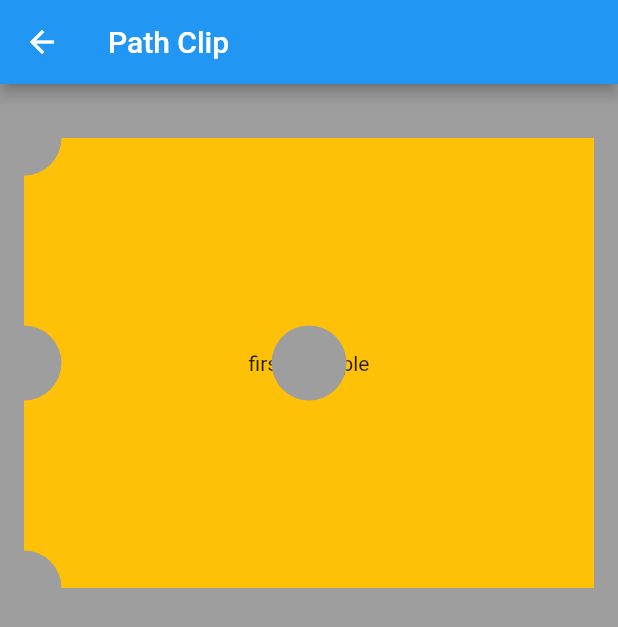
After one commit to tomarfaruk/flutter_canvas, a Flutter app: the screen it shows after launch, after a tap on "CustomPathClipPage", on a phone screen of 412 x 824 dp. The commit adds this screen. Shown: the top 627 px of the screen. Run offline on Flutter 3.47's test engine with Material 2 defaults, Android fonts, the phone set to English and light mode, and no system bars; our stand-ins replace get.

Commit message:
added custo clip path

```diff
--- /dev/null
+++ b/lib/custom_path_clip/custom_path_clip.dart
@@ -0,0 +1,66 @@
+import 'package:flutter/material.dart';
+
+class CustomPathClipPage extends StatelessWidget {
+  @override
+  Widget build(BuildContext context) {
+    return Scaffold(
+      backgroundColor: Colors.grey,
+      appBar: AppBar(title: Text("Path Clip")),
+      body: ListView(
+        padding: const EdgeInsets.all(16),
+        children: [
+          SizedBox(height: 20),
+          Container(
+            // color: Colors.red,
+            child: ClipPath(
+              clipper: DolDurmaClipper(holeRadius: 25),
+              child: Container(
+                decoration: BoxDecoration(
+                  borderRadius: BorderRadius.all(Radius.circular(0)),
+                  color: Colors.amber,
+                ),
+                width: 200,
+                height: 300,
+                padding: EdgeInsets.all(15),
+                child: Center(child: Text('first example')),
+              ),
+            ),
+          ),
+          SizedBox(height: 20),
+        ],
+      ),
+    );
+  }
+}
+
+class DolDurmaClipper extends CustomClipper<Path> {
+  final double holeRadius;
+
+  DolDurmaClipper({required this.holeRadius});
+  @override
+  Path getClip(Size size) {
+    Path path = Path();
+
+    path.moveTo(0, 0);
+
+    path.lineTo(0, size.height);
+    path.lineTo(size.width, size.height);
+    path.lineTo(size.width, 0);
+
+    path.addOval(Rect.fromCircle(center: Offset(0, 0), radius: holeRadius));
+    path.addOval(
+        Rect.fromCircle(center: Offset(0, size.height), radius: holeRadius));
+    path.addOval(Rect.fromCircle(
+        center: Offset(size.width / 2, size.height / 2), radius: holeRadius));
+    path.addOval(Rect.fromCircle(
+        center: Offset(0, size.height / 2), radius: holeRadius));
+
+    path.close();
+    return path;
+  }
+
+  @override
+  bool shouldReclip(covariant CustomClipper<Path> oldClipper) {
+    return true;
+  }
+}
--- a/lib/main.dart
+++ b/lib/main.dart
@@ -1,6 +1,7 @@
 import 'package:flutter/material.dart';
 
 import 'custom_background_scroll_page/custom_background_page.dart';
+import 'custom_path_clip/custom_path_clip.dart';
 import 'furniture_app/furniture_app.dart';
 import 'image_canvas/image_canvas.dart';
 import 'paint_canves/custom_paint_page.dart';
@@ -63,7 +64,14 @@ class _MyHomePageState extends State<MyHomePage> {
                 Navigator.push(context,
                     MaterialPageRoute(builder: (_) => CustomPaintPage()));
               },
-            )
+            ),
+            ElevatedButton(
+              child: Text('CustomPathClipPage'),
+              onPressed: () {
+                Navigator.push(context,
+                    MaterialPageRoute(builder: (_) => CustomPathClipPage()));
+              },
+            ),
           ],
         ),
       ),
```
